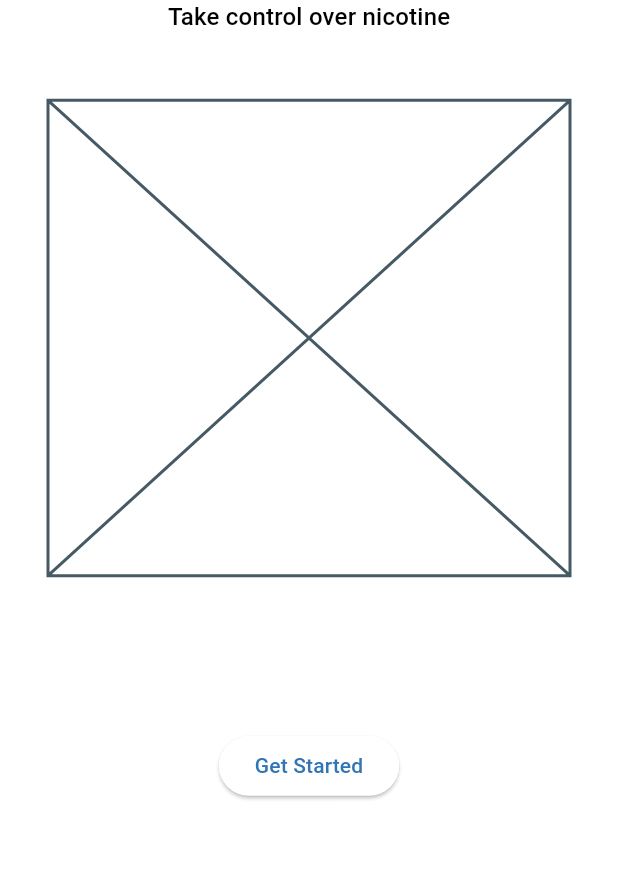
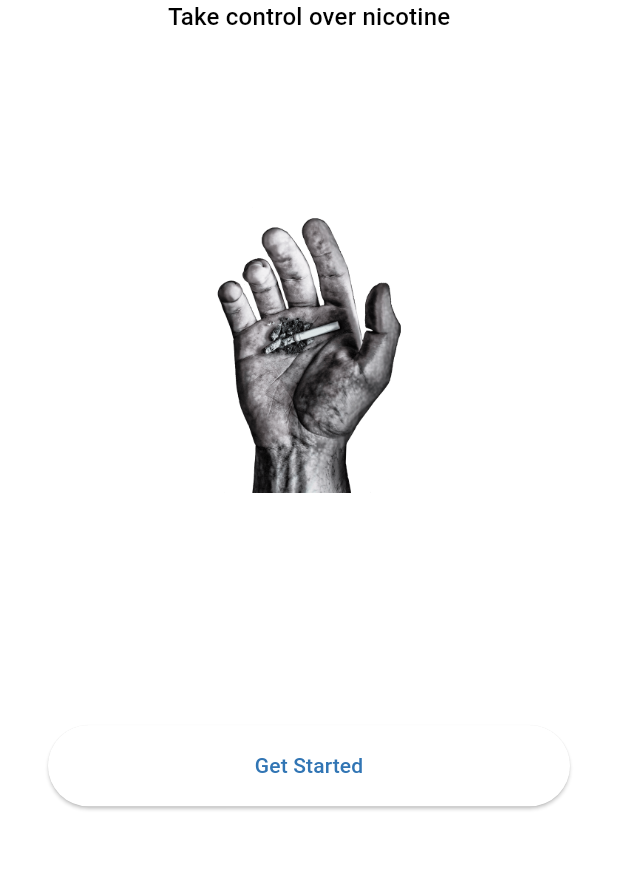
Before and after one commit to behzodfaiziev/nicless-flutter, a Flutter app: the LandingView screen opened by its route, on a phone screen of 412 x 824 dp, the part 280-1150 px from its top. Run offline on Flutter 3.47's test engine with Material 3 defaults, Android fonts, the phone set to English and light mode, and no system bars; our stand-ins replace auto_route, bloc, dartz, dio, equatable, file_picker and 13 more; accounts and stored records are empty; network calls fail.

Commit message:
landing view done

```diff
--- a/lib/features/_initial/landing/landing_view.dart
+++ b/lib/features/_initial/landing/landing_view.dart
@@ -2,7 +2,10 @@ import 'package:auto_route/auto_route.dart';
 import 'package:flutter/material.dart';
 
 import '../../../core/extensions/context_extension.dart';
+import '../../../core/widgets/buttons/base_elevated_button.dart';
+import '../../../core/widgets/image/base_asset_image.dart';
 import '../../../product/navigator/app_router.dart';
+import '../../../product/utils/constants/asset_paths/images_const.dart';
 
 @RoutePage()
 class LandingView extends StatelessWidget {
@@ -21,19 +24,19 @@ class LandingView extends StatelessWidget {
               title: 'Welcome to Nicless',
               subTitle: 'Take control over nicotine'),
         ),
-        const Expanded(
-          flex: 10,
-          child: Placeholder(
-            fallbackHeight: 100,
-            fallbackWidth: double.infinity,
-          ),
-        ),
+        Expanded(
+            flex: 10,
+            child: Center(
+              child: BaseAssetImage(
+                  height: context.height * 0.25,
+                  ImagesConst.instance.smokingKills),
+            )),
         Expanded(
           flex: 8,
           child: Center(
-            child: ElevatedButton(
+            child: BaseElevatedButton(
               onPressed: () {
-              context.push(const MainRoute());
+                context.push(const MainRoute());
               },
               child: const Text('Get Started'),
             ),
--- a/lib/product/utils/constants/asset_paths/images_const.dart
+++ b/lib/product/utils/constants/asset_paths/images_const.dart
@@ -15,5 +15,7 @@ class ImagesConst {
 
   String get vozol5KMangoPeach => image('vozol_5k_mango_peach');
 
-  String get vozol10KForestBerry => image('vozol_10k_forest_berry.png');
+  String get vozol10KForestBerry => image('vozol_10k_forest_berry');
+
+  String get smokingKills => image('smoking_kills');
 }
```
Also changed, not shown: assets/images/smoking_kills.png (added).
